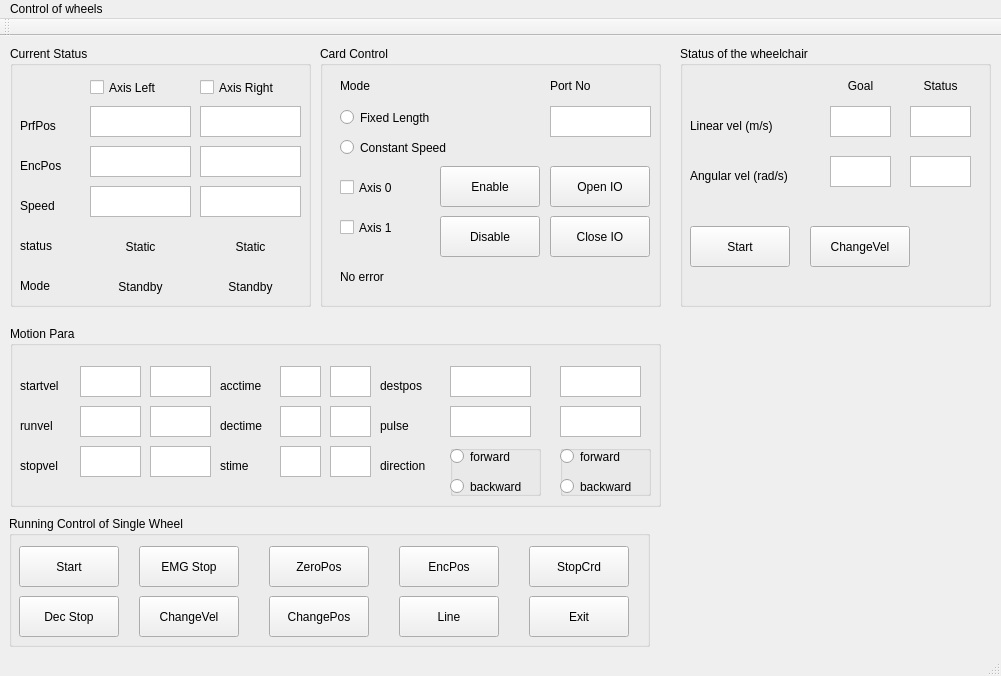
First picture: the form in mainwindow.ui, repository christopherouyang/wheelchair_controller, before the edit.
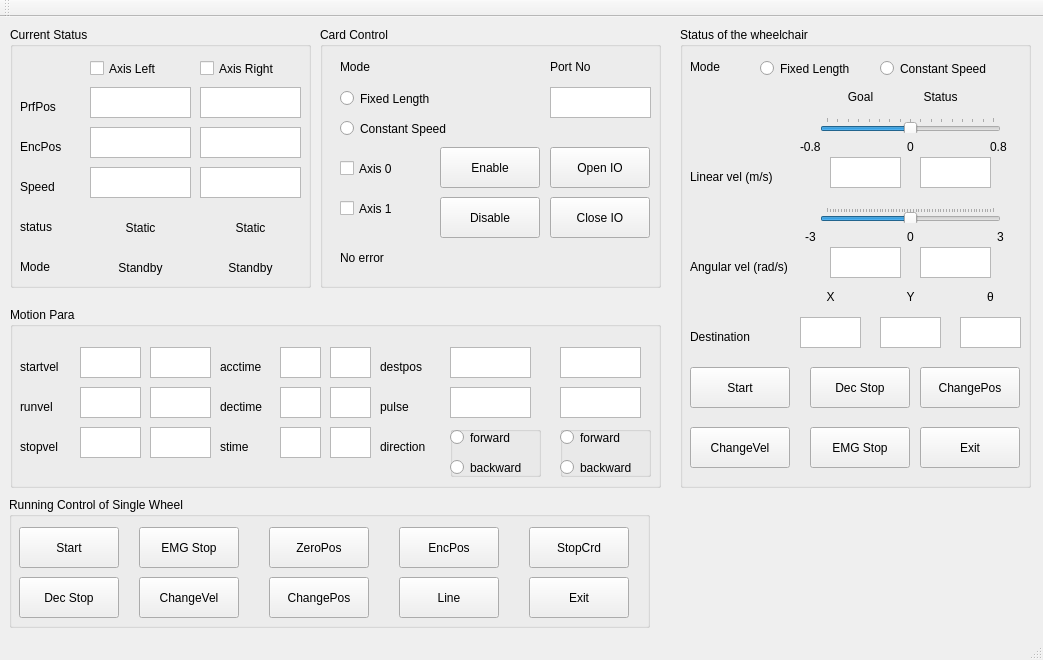
Second picture: the form after the edit.

```diff
--- a/mainwindow.ui
+++ b/mainwindow.ui
@@ -6,8 +6,8 @@
    <rect>
     <x>0</x>
     <y>0</y>
-    <width>1001</width>
-    <height>676</height>
+    <width>1043</width>
+    <height>660</height>
    </rect>
   </property>
   <property name="windowTitle">
@@ -1035,8 +1035,8 @@
      <rect>
       <x>680</x>
       <y>10</y>
-      <width>311</width>
-      <height>261</height>
+      <width>351</width>
+      <height>461</height>
      </rect>
     </property>
     <property name="title">
@@ -1046,8 +1046,8 @@
      <property name="geometry">
       <rect>
        <x>150</x>
-       <y>60</y>
-       <width>61</width>
+       <y>130</y>
+       <width>71</width>
        <height>31</height>
       </rect>
      </property>
@@ -1059,8 +1059,8 @@
      <property name="geometry">
       <rect>
        <x>150</x>
-       <y>110</y>
-       <width>61</width>
+       <y>220</y>
+       <width>71</width>
        <height>31</height>
       </rect>
      </property>
@@ -1072,7 +1072,7 @@
      <property name="geometry">
       <rect>
        <x>10</x>
-       <y>70</y>
+       <y>140</y>
        <width>111</width>
        <height>19</height>
       </rect>
@@ -1085,7 +1085,7 @@
      <property name="geometry">
       <rect>
        <x>10</x>
-       <y>120</y>
+       <y>230</y>
        <width>131</width>
        <height>19</height>
       </rect>
@@ -1097,9 +1097,9 @@
     <widget class="QTextEdit" name="textEdit_linear_vel_2">
      <property name="geometry">
       <rect>
-       <x>230</x>
-       <y>60</y>
-       <width>61</width>
+       <x>240</x>
+       <y>130</y>
+       <width>71</width>
        <height>31</height>
       </rect>
      </property>
@@ -1110,9 +1110,9 @@
     <widget class="QTextEdit" name="textEdit_angular_vel_2">
      <property name="geometry">
       <rect>
-       <x>230</x>
-       <y>110</y>
-       <width>61</width>
+       <x>240</x>
+       <y>220</y>
+       <width>71</width>
        <height>31</height>
       </rect>
      </property>
@@ -1124,7 +1124,7 @@
      <property name="geometry">
       <rect>
        <x>150</x>
-       <y>30</y>
+       <y>60</y>
        <width>61</width>
        <height>19</height>
       </rect>
@@ -1140,7 +1140,7 @@
      <property name="geometry">
       <rect>
        <x>230</x>
-       <y>30</y>
+       <y>60</y>
        <width>61</width>
        <height>19</height>
       </rect>
@@ -1156,7 +1156,7 @@
      <property name="geometry">
       <rect>
        <x>10</x>
-       <y>180</y>
+       <y>340</y>
        <width>100</width>
        <height>41</height>
       </rect>
@@ -1168,8 +1168,8 @@
     <widget class="QPushButton" name="pushButton_changevel_wc">
      <property name="geometry">
       <rect>
-       <x>130</x>
-       <y>180</y>
+       <x>10</x>
+       <y>400</y>
        <width>100</width>
        <height>41</height>
       </rect>
@@ -1178,6 +1178,337 @@
       <string>ChangeVel</string>
      </property>
     </widget>
+    <widget class="QSlider" name="slider_linear_vel">
+     <property name="geometry">
+      <rect>
+       <x>140</x>
+       <y>90</y>
+       <width>181</width>
+       <height>16</height>
+      </rect>
+     </property>
+     <property name="minimum">
+      <number>-80</number>
+     </property>
+     <property name="maximum">
+      <number>80</number>
+     </property>
+     <property name="orientation">
+      <enum>Qt::Horizontal</enum>
+     </property>
+     <property name="tickPosition">
+      <enum>QSlider::TicksAbove</enum>
+     </property>
+    </widget>
+    <widget class="QSlider" name="slider_angular_vel">
+     <property name="geometry">
+      <rect>
+       <x>140</x>
+       <y>180</y>
+       <width>181</width>
+       <height>16</height>
+      </rect>
+     </property>
+     <property name="minimum">
+      <number>-30</number>
+     </property>
+     <property name="maximum">
+      <number>30</number>
+     </property>
+     <property name="pageStep">
+      <number>4</number>
+     </property>
+     <property name="orientation">
+      <enum>Qt::Horizontal</enum>
+     </property>
+     <property name="tickPosition">
+      <enum>QSlider::TicksAbove</enum>
+     </property>
+    </widget>
+    <widget class="QLabel" name="label_17">
+     <property name="geometry">
+      <rect>
+       <x>310</x>
+       <y>110</y>
+       <width>21</width>
+       <height>19</height>
+      </rect>
+     </property>
+     <property name="text">
+      <string>0.8</string>
+     </property>
+    </widget>
+    <widget class="QLabel" name="label_18">
+     <property name="geometry">
+      <rect>
+       <x>120</x>
+       <y>110</y>
+       <width>31</width>
+       <height>19</height>
+      </rect>
+     </property>
+     <property name="text">
+      <string>-0.8</string>
+     </property>
+    </widget>
+    <widget class="QLabel" name="label_19">
+     <property name="geometry">
+      <rect>
+       <x>120</x>
+       <y>200</y>
+       <width>21</width>
+       <height>19</height>
+      </rect>
+     </property>
+     <property name="text">
+      <string>-3</string>
+     </property>
+     <property name="alignment">
+      <set>Qt::AlignCenter</set>
+     </property>
+    </widget>
+    <widget class="QLabel" name="label_23">
+     <property name="geometry">
+      <rect>
+       <x>220</x>
+       <y>200</y>
+       <width>21</width>
+       <height>19</height>
+      </rect>
+     </property>
+     <property name="text">
+      <string>0</string>
+     </property>
+     <property name="alignment">
+      <set>Qt::AlignCenter</set>
+     </property>
+    </widget>
+    <widget class="QLabel" name="label_24">
+     <property name="geometry">
+      <rect>
+       <x>220</x>
+       <y>110</y>
+       <width>21</width>
+       <height>19</height>
+      </rect>
+     </property>
+     <property name="text">
+      <string>0</string>
+     </property>
+     <property name="alignment">
+      <set>Qt::AlignCenter</set>
+     </property>
+    </widget>
+    <widget class="QTextEdit" name="textEdit_goal_y">
+     <property name="geometry">
+      <rect>
+       <x>280</x>
+       <y>290</y>
+       <width>61</width>
+       <height>31</height>
+      </rect>
+     </property>
+     <property name="readOnly">
+      <bool>false</bool>
+     </property>
+    </widget>
+    <widget class="QTextEdit" name="textEdit_goal_x">
+     <property name="geometry">
+      <rect>
+       <x>120</x>
+       <y>290</y>
+       <width>61</width>
+       <height>31</height>
+      </rect>
+     </property>
+     <property name="readOnly">
+      <bool>false</bool>
+     </property>
+    </widget>
+    <widget class="QTextEdit" name="textEdit_goal_x_2">
+     <property name="geometry">
+      <rect>
+       <x>200</x>
+       <y>290</y>
+       <width>61</width>
+       <height>31</height>
+      </rect>
+     </property>
+     <property name="readOnly">
+      <bool>false</bool>
+     </property>
+    </widget>
+    <widget class="QLabel" name="label_25">
+     <property name="geometry">
+      <rect>
+       <x>10</x>
+       <y>300</y>
+       <width>81</width>
+       <height>19</height>
+      </rect>
+     </property>
+     <property name="text">
+      <string>Destination</string>
+     </property>
+     <property name="alignment">
+      <set>Qt::AlignLeading|Qt::AlignLeft|Qt::AlignVCenter</set>
+     </property>
+    </widget>
+    <widget class="QRadioButton" name="radioButton_fl_2">
+     <property name="geometry">
+      <rect>
+       <x>80</x>
+       <y>30</y>
+       <width>112</width>
+       <height>23</height>
+      </rect>
+     </property>
+     <property name="text">
+      <string>Fixed Length</string>
+     </property>
+    </widget>
+    <widget class="QLabel" name="label_26">
+     <property name="geometry">
+      <rect>
+       <x>10</x>
+       <y>30</y>
+       <width>41</width>
+       <height>19</height>
+      </rect>
+     </property>
+     <property name="text">
+      <string>Mode</string>
+     </property>
+    </widget>
+    <widget class="QRadioButton" name="radioButton_cs_2">
+     <property name="geometry">
+      <rect>
+       <x>200</x>
+       <y>30</y>
+       <width>131</width>
+       <height>23</height>
+      </rect>
+     </property>
+     <property name="text">
+      <string>Constant Speed</string>
+     </property>
+    </widget>
+    <widget class="QLabel" name="label_22">
+     <property name="geometry">
+      <rect>
+       <x>310</x>
+       <y>200</y>
+       <width>21</width>
+       <height>19</height>
+      </rect>
+     </property>
+     <property name="text">
+      <string>3</string>
+     </property>
+     <property name="alignment">
+      <set>Qt::AlignCenter</set>
+     </property>
+    </widget>
+    <widget class="QPushButton" name="pushButton_decstop_2">
+     <property name="geometry">
+      <rect>
+       <x>130</x>
+       <y>340</y>
+       <width>100</width>
+       <height>41</height>
+      </rect>
+     </property>
+     <property name="text">
+      <string>Dec Stop</string>
+     </property>
+    </widget>
+    <widget class="QPushButton" name="pushButton_emgstop_2">
+     <property name="geometry">
+      <rect>
+       <x>130</x>
+       <y>400</y>
+       <width>100</width>
+       <height>41</height>
+      </rect>
+     </property>
+     <property name="text">
+      <string>EMG Stop</string>
+     </property>
+    </widget>
+    <widget class="QPushButton" name="pushButton_changepos_2">
+     <property name="geometry">
+      <rect>
+       <x>240</x>
+       <y>340</y>
+       <width>100</width>
+       <height>41</height>
+      </rect>
+     </property>
+     <property name="text">
+      <string>ChangePos</string>
+     </property>
+    </widget>
+    <widget class="QLabel" name="label_39">
+     <property name="geometry">
+      <rect>
+       <x>120</x>
+       <y>260</y>
+       <width>61</width>
+       <height>19</height>
+      </rect>
+     </property>
+     <property name="text">
+      <string>X</string>
+     </property>
+     <property name="alignment">
+      <set>Qt::AlignCenter</set>
+     </property>
+    </widget>
+    <widget class="QLabel" name="label_40">
+     <property name="geometry">
+      <rect>
+       <x>200</x>
+       <y>260</y>
+       <width>61</width>
+       <height>19</height>
+      </rect>
+     </property>
+     <property name="text">
+      <string>Y</string>
+     </property>
+     <property name="alignment">
+      <set>Qt::AlignCenter</set>
+     </property>
+    </widget>
+    <widget class="QLabel" name="label_41">
+     <property name="geometry">
+      <rect>
+       <x>280</x>
+       <y>260</y>
+       <width>61</width>
+       <height>19</height>
+      </rect>
+     </property>
+     <property name="text">
+      <string>θ</string>
+     </property>
+     <property name="alignment">
+      <set>Qt::AlignCenter</set>
+     </property>
+    </widget>
+    <widget class="QPushButton" name="pushButton_exit_2">
+     <property name="geometry">
+      <rect>
+       <x>240</x>
+       <y>400</y>
+       <width>100</width>
+       <height>41</height>
+      </rect>
+     </property>
+     <property name="text">
+      <string>Exit</string>
+     </property>
+    </widget>
    </widget>
    <zorder>groupBox_4</zorder>
    <zorder>groupBox_3</zorder>
@@ -1185,22 +1516,6 @@
    <zorder>groupBox</zorder>
    <zorder>groupBox_7</zorder>
   </widget>
-  <widget class="QMenuBar" name="menuBar">
-   <property name="geometry">
-    <rect>
-     <x>0</x>
-     <y>0</y>
-     <width>1001</width>
-     <height>22</height>
-    </rect>
-   </property>
-   <widget class="QMenu" name="menuControl_of_wheels">
-    <property name="title">
-     <string>Control of wheels </string>
-    </property>
-   </widget>
-   <addaction name="menuControl_of_wheels"/>
-  </widget>
   <widget class="QToolBar" name="mainToolBar">
    <attribute name="toolBarArea">
     <enum>TopToolBarArea</enum>
```
